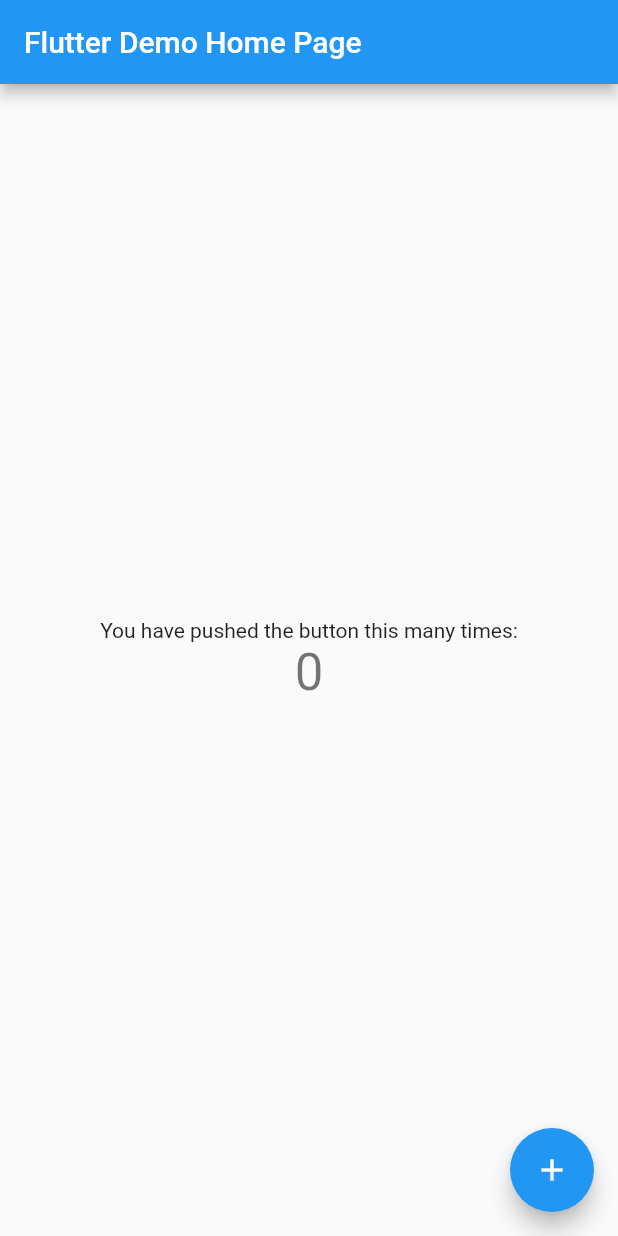
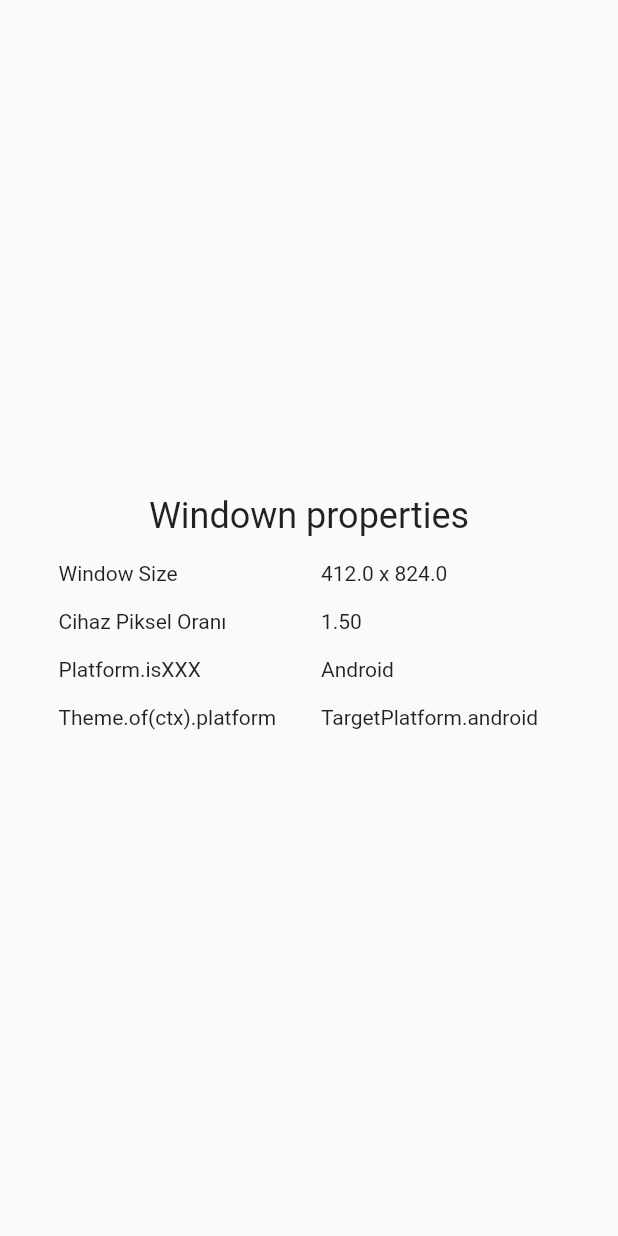
Before and after one commit to gulsenkeskin/adaptive_app, a Flutter app: the screen it shows after launch, on a phone screen of 412 x 824 dp. Run offline on Flutter 3.47's test engine with Material 2 defaults, Android fonts, the phone set to English and light mode, and no system bars.

Commit message:
Update main.dart

```diff
--- a/lib/main.dart
+++ b/lib/main.dart
@@ -1,3 +1,6 @@
+import 'dart:io';
+
+import 'package:flutter/foundation.dart';
 import 'package:flutter/material.dart';
 
 void main() {
@@ -13,103 +16,103 @@ class MyApp extends StatelessWidget {
     return MaterialApp(
       title: 'Flutter Demo',
       theme: ThemeData(
-        // This is the theme of your application.
-        //
-        // Try running your application with "flutter run". You'll see the
-        // application has a blue toolbar. Then, without quitting the app, try
-        // changing the primarySwatch below to Colors.green and then invoke
-        // "hot reload" (press "r" in the console where you ran "flutter run",
-        // or simply save your changes to "hot reload" in a Flutter IDE).
-        // Notice that the counter didn't reset back to zero; the application
-        // is not restarted.
         primarySwatch: Colors.blue,
       ),
-      home: const MyHomePage(title: 'Flutter Demo Home Page'),
+      home: const ResizeablePage(),
     );
   }
 }
 
-class MyHomePage extends StatefulWidget {
-  const MyHomePage({Key? key, required this.title}) : super(key: key);
-
-  // This widget is the home page of your application. It is stateful, meaning
-  // that it has a State object (defined below) that contains fields that affect
-  // how it looks.
-
-  // This class is the configuration for the state. It holds the values (in this
-  // case the title) provided by the parent (in this case the App widget) and
-  // used by the build method of the State. Fields in a Widget subclass are
-  // always marked "final".
-
-  final String title;
+class ResizeablePage extends StatefulWidget {
+  const ResizeablePage({Key? key}) : super(key: key);
 
   @override
-  State<MyHomePage> createState() => _MyHomePageState();
+  State<ResizeablePage> createState() => _ResizeablePageState();
 }
 
-class _MyHomePageState extends State<MyHomePage> {
-  int _counter = 0;
-
-  void _incrementCounter() {
-    setState(() {
-      // This call to setState tells the Flutter framework that something has
-      // changed in this State, which causes it to rerun the build method below
-      // so that the display can reflect the updated values. If we changed
-      // _counter without calling setState(), then the build method would not be
-      // called again, and so nothing would appear to happen.
-      _counter++;
-    });
-  }
-
+class _ResizeablePageState extends State<ResizeablePage> {
   @override
   Widget build(BuildContext context) {
-    // This method is rerun every time setState is called, for instance as done
-    // by the _incrementCounter method above.
-    //
-    // The Flutter framework has been optimized to make rerunning build methods
-    // fast, so that you can just rebuild anything that needs updating rather
-    // than having to individually change instances of widgets.
+    final mediaQuery = MediaQuery.of(context);
+    final themePlatform = Theme.of(context).platform;
+
     return Scaffold(
-      appBar: AppBar(
-        // Here we take the value from the MyHomePage object that was created by
-        // the App.build method, and use it to set our appbar title.
-        title: Text(widget.title),
-      ),
       body: Center(
-        // Center is a layout widget. It takes a single child and positions it
-        // in the middle of the parent.
         child: Column(
-          // Column is also a layout widget. It takes a list of children and
-          // arranges them vertically. By default, it sizes itself to fit its
-          // children horizontally, and tries to be as tall as its parent.
-          //
-          // Invoke "debug painting" (press "p" in the console, choose the
-          // "Toggle Debug Paint" action from the Flutter Inspector in Android
-          // Studio, or the "Toggle Debug Paint" command in Visual Studio Code)
-          // to see the wireframe for each widget.
-          //
-          // Column has various properties to control how it sizes itself and
-          // how it positions its children. Here we use mainAxisAlignment to
-          // center the children vertically; the main axis here is the vertical
-          // axis because Columns are vertical (the cross axis would be
-          // horizontal).
           mainAxisAlignment: MainAxisAlignment.center,
-          children: <Widget>[
-            const Text(
-              'You have pushed the button this many times:',
+          children: [
+            Text(
+              "Windown properties",
+              style: Theme.of(context).textTheme.headline5,
             ),
-            Text(
-              '$_counter',
-              style: Theme.of(context).textTheme.headline4,
+            const SizedBox(
+              height: 8,
             ),
+            SizedBox(
+              width: 350,
+              child: Table(
+                textBaseline: TextBaseline.alphabetic,
+                children: [
+                  _fillTableRow(
+                      context: context,
+                      property: "Window Size",
+                      value: "${mediaQuery.size.width.toStringAsFixed(1)} x "
+                          "${mediaQuery.size.height.toStringAsFixed(1)}"),
+
+                  _fillTableRow(context: context, property: "Cihaz Piksel Oranı", value: mediaQuery.devicePixelRatio.toStringAsFixed(2)),
+                  _fillTableRow(context: context, property: "Platform.isXXX", value: platformDescription()),
+
+                  _fillTableRow(context: context, property: 'Theme.of(ctx).platform', value: themePlatform.toString())
+
+
+
+                ],
+              ),
+            )
           ],
         ),
       ),
-      floatingActionButton: FloatingActionButton(
-        onPressed: _incrementCounter,
-        tooltip: 'Increment',
-        child: const Icon(Icons.add),
-      ), // This trailing comma makes auto-formatting nicer for build methods.
     );
   }
+
+  TableRow _fillTableRow(
+      {required BuildContext context,
+      required String property,
+      required String value}) {
+    return TableRow(children: [
+      TableCell(
+        verticalAlignment: TableCellVerticalAlignment.baseline,
+        child: Padding(
+          padding: EdgeInsets.all(8.0),
+          child: Text(property),
+        ),
+      ),
+      TableCell(
+          verticalAlignment: TableCellVerticalAlignment.baseline,
+          child: Padding(
+            padding: EdgeInsets.all(8.0),
+            child: Text(value),
+          ))
+    ]);
+  }
+
+  String platformDescription() {
+    if (kIsWeb) {
+      return 'Web';
+    } else if (Platform.isAndroid) {
+      return 'Android';
+    } else if (Platform.isIOS) {
+      return 'iOS';
+    } else if (Platform.isWindows) {
+      return 'Windows';
+    } else if (Platform.isMacOS) {
+      return 'macOS';
+    } else if (Platform.isLinux) {
+      return 'Linux';
+    } else if (Platform.isFuchsia) {
+      return 'Fuchsia';
+    } else {
+      return 'Unknown';
+    }
+  }
 }
```
